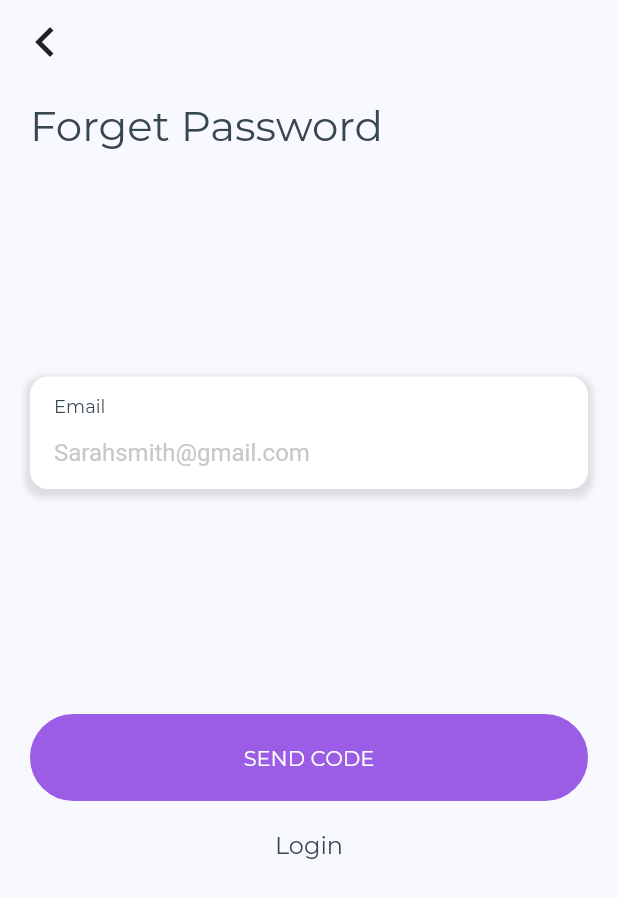
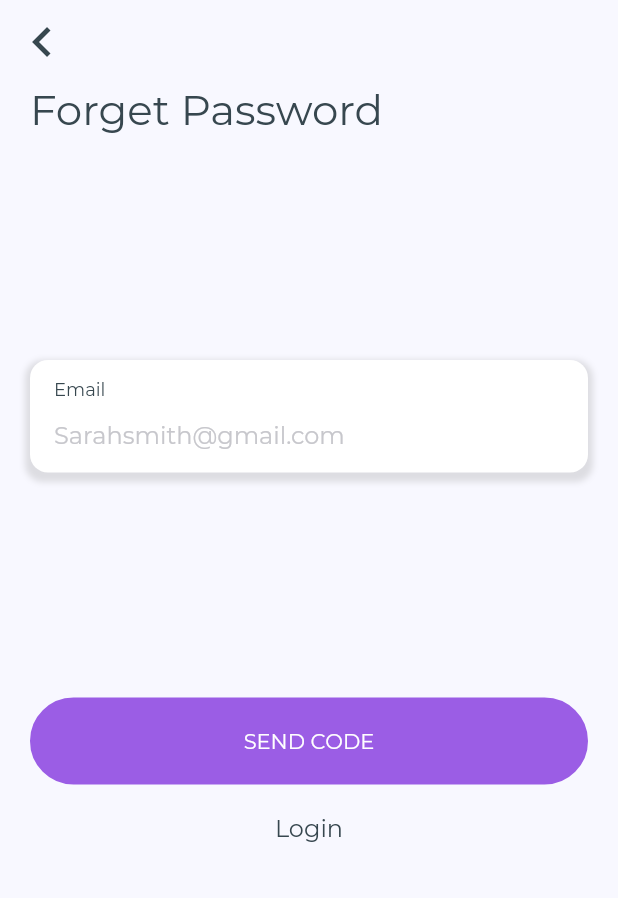
Before and after one commit to kosbaship/courses_workshop, a Flutter app: the ForgetPasswordScreen screen opened directly, on a phone screen of 412 x 824 dp. Shown: the top 898 px of the screen. Run offline on Flutter 3.47's test engine with Material 2 defaults, Android fonts, the phone set to English and light mode, and no system bars; our stand-ins replace bloc, dio, flutter_bloc, fluttertoast, outline_material_icons, shared_preferences; accounts and stored records are empty.

Commit message:
BottomNavigationBar (Design & Implement)

```diff
--- /dev/null
+++ b/lib/layout/cubit/home_cubit.dart
@@ -0,0 +1,40 @@
+import 'package:bloc/bloc.dart';
+import 'package:courses_workshop/layout/cubit/home_states.dart';
+import 'package:courses_workshop/screens/courses/courses_screen.dart';
+import 'package:courses_workshop/screens/profile/profile_screen.dart';
+import 'package:courses_workshop/screens/search/search_screen.dart';
+import 'package:courses_workshop/screens/settings/settings_screen.dart';
+import 'package:flutter_bloc/flutter_bloc.dart';
+
+class HomeCubit extends Cubit<HomeStates> {
+  HomeCubit() : super(HomeInitialState());
+
+  static HomeCubit get(context) => BlocProvider.of(context);
+
+  // list of bodies
+  var bodies = [
+    SearchScreen(),
+    CoursesScreen(),
+    ProfileScreen(),
+    SettingsScreen(),
+  ];
+
+  // list of titles in case i need
+  // var titles =
+  // [
+  //   'Courses',
+  //   'Search',
+  //   'Profile',
+  //   'Settings',
+  // ];
+
+  // current index
+  int currentIndex = 1;
+
+  // every onTap on the nav btns will triger this
+  // to change the index number
+  changeIndex(index) {
+    currentIndex = index;
+    emit(HomeIndexState());
+  }
+}
--- /dev/null
+++ b/lib/layout/cubit/home_states.dart
@@ -0,0 +1,5 @@
+abstract class HomeStates {}
+
+class HomeInitialState extends HomeStates {}
+
+class HomeIndexState extends HomeStates {}
--- a/lib/main.dart
+++ b/lib/main.dart
@@ -6,8 +6,8 @@ import 'package:courses_workshop/shared/components/components.dart';
 import 'package:flutter/material.dart';
 import 'package:flutter_bloc/flutter_bloc.dart';
 
+import 'layout/cubit/home_cubit.dart';
 import 'layout/home_screen.dart';
-import 'shared/network/remote/dio_helper.dart';
 
 main() async {
   // requierd for main extras
@@ -32,17 +32,19 @@ class MyApp extends StatelessWidget {
   @override
   Widget build(BuildContext context) {
     // create the database instance
-    DioHelper();
+    initApp();
 
     return MultiBlocProvider(
       providers: [
         BlocProvider(create: (context) => RegisterCubit()),
         BlocProvider(create: (context) => LoginCubit()),
+        BlocProvider(create: (context) => HomeCubit()),
       ],
       child: MaterialApp(
         debugShowCheckedModeBanner: false,
         title: 'Courses',
         theme: ThemeData(
+            fontFamily: "MontserratRegular",
             scaffoldBackgroundColor: kPaleLilacColor,
             primaryColor: kLightishPurpleColor,
             accentColor: kLightishPurpleColor),
--- a/lib/screens/forget_password/forget_password_screen.dart
+++ b/lib/screens/forget_password/forget_password_screen.dart
@@ -9,12 +9,12 @@ class ForgetPasswordScreen extends StatelessWidget {
   @override
   Widget build(BuildContext context) {
     return Scaffold(
+      appBar: buildAppbar(widget: Container(), context: context),
       body: SafeArea(
         child: SingleChildScrollView(
           child: Column(
             crossAxisAlignment: CrossAxisAlignment.start,
             children: [
-              backButton(context),
               Padding(
                 padding: EdgeInsetsDirectional.only(
                   start: 20.0,
--- a/lib/shared/components/components.dart
+++ b/lib/shared/components/components.dart
@@ -1,4 +1,5 @@
 import 'package:courses_workshop/shared/colors/common_colors.dart';
+import 'package:courses_workshop/shared/network/remote/dio_helper.dart';
 import 'package:flutter/material.dart';
 import 'package:flutter/painting.dart';
 import 'package:fluttertoast/fluttertoast.dart';
@@ -6,7 +7,7 @@ import 'package:shared_preferences/shared_preferences.dart';
 
 // save some user info
 // add shared preferences
-// declare instance
+// declare instance ====================  SharedPreferences
 SharedPreferences preferences;
 
 // get instance from the shared preferences class
@@ -20,6 +21,11 @@ Future<bool> saveToken(String token) => preferences.setString('token', token);
 String getToken() => preferences.getString('token');
 // remove user token
 Future<bool> removeToken() => preferences.remove('token');
+//=======================================================
+//======================= initialize data source once
+void initApp() {
+  DioHelper();
+}
 
 // =========================== defaultButton
 Widget defaultButton(
@@ -206,28 +212,6 @@ void buildProgress({context, text, error = false}) => showDialog(
         ),
       ),
     );
-// ============================ Back ButtonBar
-Widget backButton(context) => Padding(
-      padding: EdgeInsetsDirectional.only(start: 6.0),
-      child: Column(
-        children: [
-          SizedBox(
-            height: 4.0,
-          ),
-          IconButton(
-            padding: EdgeInsetsDirectional.only(start: 0.0),
-            onPressed: () => Navigator.of(context).pop(),
-            icon: Icon(
-              Icons.keyboard_arrow_left,
-              size: 40,
-            ),
-          ),
-          SizedBox(
-            height: 15.0,
-          ),
-        ],
-      ),
-    );
 // ============================ flutter toast
 showToast({@required String message, @required bool error}) =>
     Fluttertoast.showToast(
@@ -238,3 +222,23 @@ showToast({@required String message, @required bool error}) =>
         backgroundColor: error ? Colors.red : Colors.green,
         textColor: Colors.white,
         fontSize: 16.0);
+
+// ===========================  add app bar
+buildAppbar({@required context, @required widget}) => AppBar(
+      backgroundColor: kPaleLilacColor,
+      leading: GestureDetector(
+        child: Icon(
+          Icons.keyboard_arrow_left,
+          size: 40,
+          color: kDarkColor,
+        ),
+        onTap: () => Navigator.of(context).pop(),
+      ),
+      actions: [
+        widget,
+        SizedBox(
+          width: 20.0,
+        ),
+      ],
+      elevation: 0.0,
+    );
--- a/pubspec.yaml
+++ b/pubspec.yaml
@@ -17,6 +17,7 @@ dependencies:
   dio: ^3.0.10
   fluttertoast: ^7.1.6
   shared_preferences: ^0.5.12+4
+  outline_material_icons: ^0.1.1
 
 
 dev_dependencies:
```
Also changed, not shown: lib/layout/home_screen.dart (+85 -3 lines), lib/screens/courses/courses_screen.dart (added, +14 -0 lines), lib/screens/profile/profile_screen.dart (added, +14 -0 lines), lib/screens/search/search_screen.dart (added, +14 -0 lines), lib/screens/settings/settings_screen.dart (added, +14 -0 lines), pubspec.lock.
